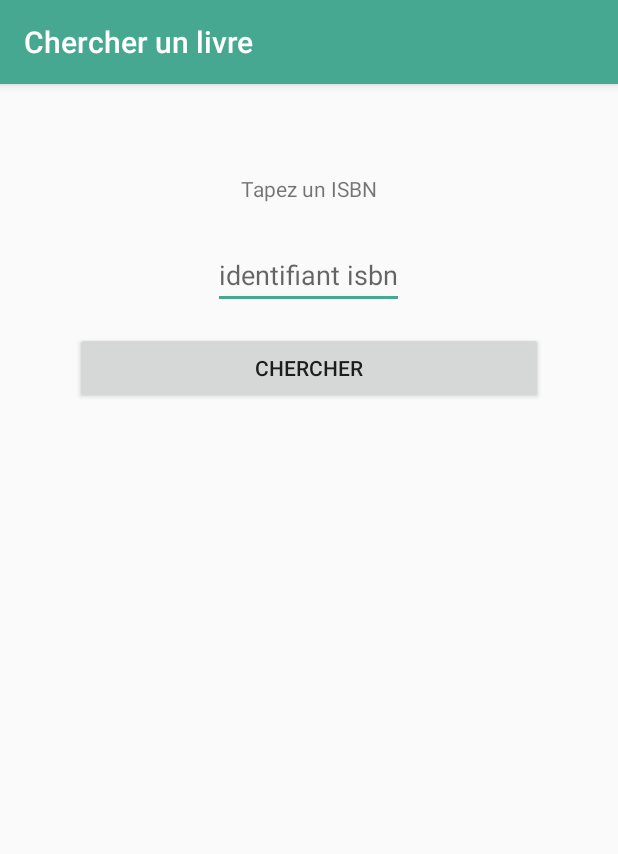
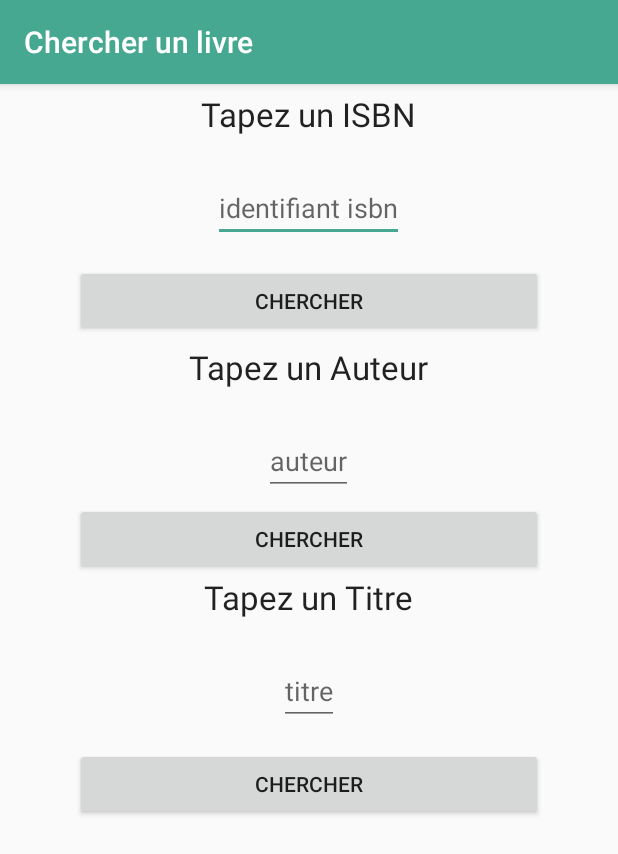
Before and after one commit to Nadia-Asn/Android-book, an Android app: the SearchIsbn screen opened directly, with no data from a screen before it, on a phone screen of 412 x 824 dp. Shown: the top 854 px of the screen. Run offline under Robolectric (Android 15) with nearby library versions, the phone set to English and light mode, and no system bars.

Commit message:
Search by auteur, title and ISBN - OK

```diff
--- a/app/src/main/AndroidManifest.xml
+++ b/app/src/main/AndroidManifest.xml
@@ -39,6 +39,9 @@
             android:label="Nouvelle collection" />
         <activity android:name=".CollectionActivity"
             android:label="Gestion des collections" />
+        <activity android:name=".SearchIsbnDisplayActivity" />
+        <activity android:name=".SearchAuteurDisplayActivity" />
+        <activity android:name=".SearchTitleDisplayActivity"/>
 
 
         <activity
--- a/app/src/main/java/com/example/nadia/test_db/SearchIsbn.java
+++ b/app/src/main/java/com/example/nadia/test_db/SearchIsbn.java
@@ -21,8 +21,36 @@ public class SearchIsbn extends AppCompatActivity {
     protected void onCreate(Bundle savedInstanceState) {
         super.onCreate(savedInstanceState);
         setContentView(R.layout.search_isbn);
-
-
+        final EditText text=(EditText) findViewById(R.id.isbn);
+        final EditText titre=(EditText) findViewById(R.id.edit_titre);
+        final EditText auteur=(EditText) findViewById(R.id.edit_auteur);
+        Button isbnButton=(Button)findViewById(R.id.buttonSearchIsbn);
+        Button auteurButton=(Button)findViewById(R.id.buttonSearchAuteur);
+        Button titreButton=(Button)findViewById(R.id.buttonSearchTitre);
+        isbnButton.setOnClickListener(new View.OnClickListener() {
+            @Override
+            public void onClick(View view) {
+                Intent intent=new Intent(SearchIsbn.this,SearchIsbnDisplayActivity.class);
+                intent.putExtra("isbn",text.getText().toString());
+                startActivity(intent);
+            }
+        });
+        auteurButton.setOnClickListener(new View.OnClickListener() {
+            @Override
+            public void onClick(View view) {
+                Intent intent=new Intent(SearchIsbn.this,SearchAuteurDisplayActivity.class);
+                intent.putExtra("auteur",auteur.getText().toString());
+                startActivity(intent);
+            }
+        });
+        titreButton.setOnClickListener(new View.OnClickListener() {
+            @Override
+            public void onClick(View view) {
+                Intent intent=new Intent(SearchIsbn.this,SearchTitleDisplayActivity.class);
+                intent.putExtra("titre",titre.getText().toString());
+                startActivity(intent);
+            }
+        });
     }
 
 
--- a/app/src/main/res/layout/search_isbn.xml
+++ b/app/src/main/res/layout/search_isbn.xml
@@ -8,26 +8,25 @@
         android:layout_width="match_parent"
         android:layout_height="wrap_content"
         android:orientation="vertical"
-        android:layout_marginTop="60dp"
+        android:layout_marginTop="5dp"
         android:layout_marginLeft="20dp"
         android:layout_marginRight="20dp"
         android:layout_gravity="center">
 
         <TextView
             android:layout_width="wrap_content"
-        android:layout_height="wrap_content"
             android:text="Tapez un ISBN"
             android:layout_gravity="center"
             android:layout_marginBottom="25dp"
-        />
+            android:layout_height="wrap_content"
+            android:textAppearance="@android:style/TextAppearance.DeviceDefault.Large"/>
 
         <EditText
             android:id="@+id/isbn"
             android:layout_gravity="center"
             android:layout_width="wrap_content"
-        android:layout_height="wrap_content"
             android:hint="identifiant isbn"
-        />
+            android:layout_height="wrap_content" />
 
     </LinearLayout>
 
@@ -42,8 +41,77 @@
             android:layout_marginLeft="50dp"
             android:layout_marginRight="50dp"
             android:layout_width="match_parent"
-            android:layout_height="match_parent"
+            android:text="Chercher"
+            android:layout_height="wrap_content" />
+    </LinearLayout>
+
+    <LinearLayout
+        android:layout_width="match_parent"
+        android:layout_height="wrap_content"
+        android:orientation="vertical"
+        android:layout_marginTop="5dp"
+        android:layout_marginLeft="20dp"
+        android:layout_marginRight="20dp"
+        android:layout_gravity="center"
+        >
+
+        <TextView
+            android:layout_width="wrap_content"
+            android:layout_height="wrap_content"
+            android:text="Tapez un Auteur"
+            android:layout_gravity="center"
+            android:layout_marginBottom="25dp"
+            android:textAppearance="@android:style/TextAppearance.DeviceDefault.Large"
+            />
+
+        <EditText
+            android:id="@+id/edit_auteur"
+            android:layout_gravity="center"
+            android:layout_width="wrap_content"
+            android:layout_height="wrap_content"
+            android:hint="auteur"
+            />
+
+    </LinearLayout>
+
+    <LinearLayout
+        android:layout_width="match_parent"
+        android:layout_height="wrap_content"
+        android:orientation="horizontal">
+
+        <Button
+            android:id="@+id/buttonSearchAuteur"
+            android:layout_marginTop="5dp"
+            android:layout_marginLeft="50dp"
+            android:layout_marginRight="50dp"
+            android:layout_width="match_parent"
+            android:layout_height="wrap_content"
             android:text="Chercher"/>
     </LinearLayout>
 
+    <TextView
+        android:layout_width="wrap_content"
+        android:layout_height="wrap_content"
+        android:text="Tapez un Titre"
+        android:layout_gravity="center"
+        android:layout_marginBottom="25dp"
+        android:textAppearance="@android:style/TextAppearance.DeviceDefault.Large" />
+
+    <EditText
+        android:id="@+id/edit_titre"
+        android:layout_gravity="center"
+        android:layout_width="wrap_content"
+        android:layout_height="wrap_content"
+        android:hint="titre"
+        />
+
+    <Button
+        android:id="@+id/buttonSearchTitre"
+        android:layout_marginTop="15dp"
+        android:layout_marginLeft="50dp"
+        android:layout_marginRight="50dp"
+        android:layout_width="match_parent"
+        android:layout_height="wrap_content"
+        android:text="Chercher"/>
+
 </LinearLayout>
```
Also changed, not shown: app/src/main/java/com/example/nadia/test_db/Collection/Book.java (+9 -0 lines), app/src/main/java/com/example/nadia/test_db/DataBase/MySQLiteHelper.java (+62 -0 lines), app/src/main/java/com/example/nadia/test_db/DisplayListBooks.java (+104 -22 lines), app/src/main/java/com/example/nadia/test_db/SearchAuteurDisplayActivity.java (added, +92 -0 lines), app/src/main/java/com/example/nadia/test_db/SearchIsbnDisplayActivity.java (added, +97 -0 lines), app/src/main/java/com/example/nadia/test_db/SearchTitleDisplayActivity.java (added, +93 -0 lines), app/src/main/res/layout/activity_search_auteur_display.xml (added, +20 -0 lines), app/src/main/res/layout/activity_search_isbn_display.xml (added, +20 -0 lines), app/src/main/res/layout/activity_search_title_display.xml (added, +19 -0 lines). Lines whose indentation alone changed are shown as unchanged.
